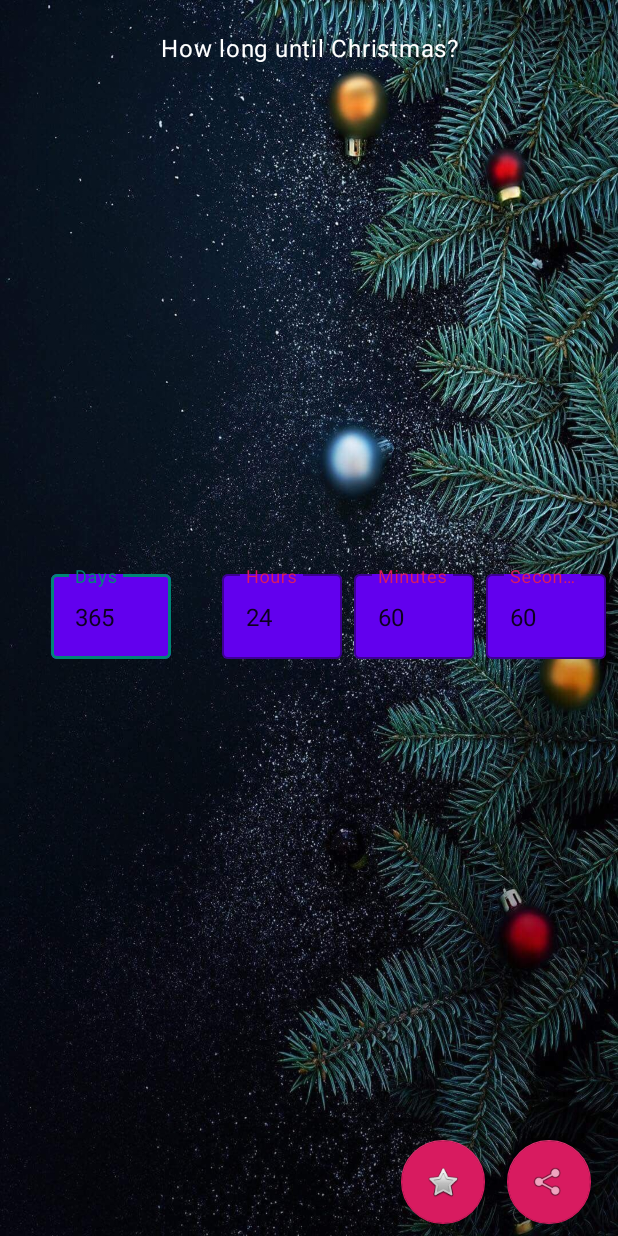
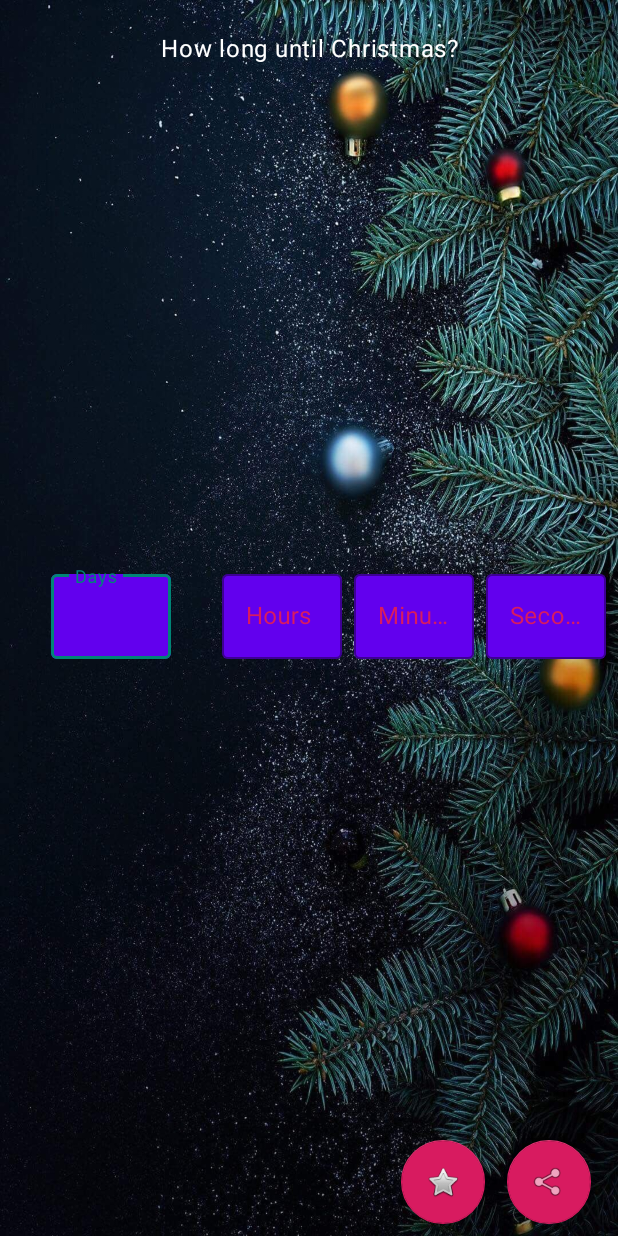
Before and after one commit to facundop/android-how_long_until_christmas, an Android app: the layout content_main.xml on its own in the app's theme, with its tools: preview values and no code run, on a phone screen of 412 x 824 dp. Run offline under Robolectric (Android 15) with nearby library versions, the phone set to English and light mode, and no system bars.

Commit message:
Remove hardcoded strings

```diff
--- a/app/src/main/res/layout/content_main.xml
+++ b/app/src/main/res/layout/content_main.xml
@@ -44,8 +44,7 @@
             android:id="@+id/days_edit_text"
             android:layout_width="match_parent"
             android:layout_height="wrap_content"
-            android:hint="@string/days"
-            android:text="365" />
+            android:hint="@string/days" />
     </android.support.design.widget.TextInputLayout>
 
     <android.support.design.widget.TextInputLayout
@@ -66,8 +65,7 @@
             android:id="@+id/hours_edit_text"
             android:layout_width="80dp"
             android:layout_height="wrap_content"
-            android:hint="@string/hours"
-            android:text="24" />
+            android:hint="@string/hours" />
     </android.support.design.widget.TextInputLayout>
 
     <android.support.design.widget.TextInputLayout
@@ -88,8 +86,7 @@
             android:id="@+id/minutes_edit_text"
             android:layout_width="match_parent"
             android:layout_height="wrap_content"
-            android:hint="@string/minutes"
-            android:text="60" />
+            android:hint="@string/minutes" />
     </android.support.design.widget.TextInputLayout>
 
     <android.support.design.widget.TextInputLayout
@@ -110,8 +107,7 @@
             android:id="@+id/seconds_edit_text"
             android:layout_width="match_parent"
             android:layout_height="wrap_content"
-            android:hint="@string/seconds"
-            android:text="60" />
+            android:hint="@string/seconds" />
     </android.support.design.widget.TextInputLayout>
 
     <android.support.design.widget.FloatingActionButton
```
